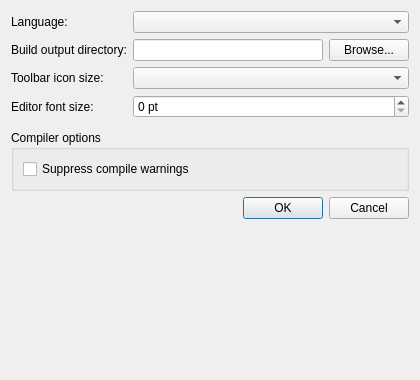
First picture: the form in src/tools/nide/ui/SettingsDialog.ui, repository dliting/nlang, before the edit.
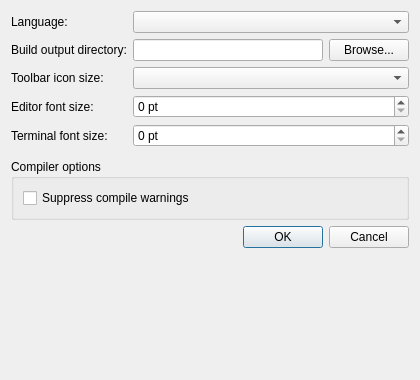
Second picture: the form after the edit.

Commit message: feat(nide): add the terminal font size setting

Diff of the .ui file:
```diff
--- a/src/tools/nide/ui/SettingsDialog.ui
+++ b/src/tools/nide/ui/SettingsDialog.ui
@@ -69,10 +69,24 @@
      </property>
     </widget>
    </item>
-   <item row="4" column="0" colspan="2">
-    <widget class="QWidget" name="wgtLibraryPaths"/>
+   <item row="4" column="0">
+    <widget class="QLabel" name="lblTerminalFont">
+     <property name="text">
+      <string>Terminal font size:</string>
+     </property>
+    </widget>
+   </item>
+   <item row="4" column="1">
+    <widget class="QSpinBox" name="spnTerminalFont">
+     <property name="suffix">
+      <string> pt</string>
+     </property>
+    </widget>
    </item>
    <item row="5" column="0" colspan="2">
+    <widget class="QWidget" name="wgtLibraryPaths"/>
+   </item>
+   <item row="6" column="0" colspan="2">
     <widget class="QGroupBox" name="grpCompiler">
      <property name="title">
       <string>Compiler options</string>
@@ -91,7 +105,7 @@
      </layout>
     </widget>
    </item>
-   <item row="6" column="0" colspan="2">
+   <item row="7" column="0" colspan="2">
     <widget class="QDialogButtonBox" name="buttonBox">
      <property name="orientation">
       <enum>Qt::Horizontal</enum>
```
The commit also changes 8 other files.
